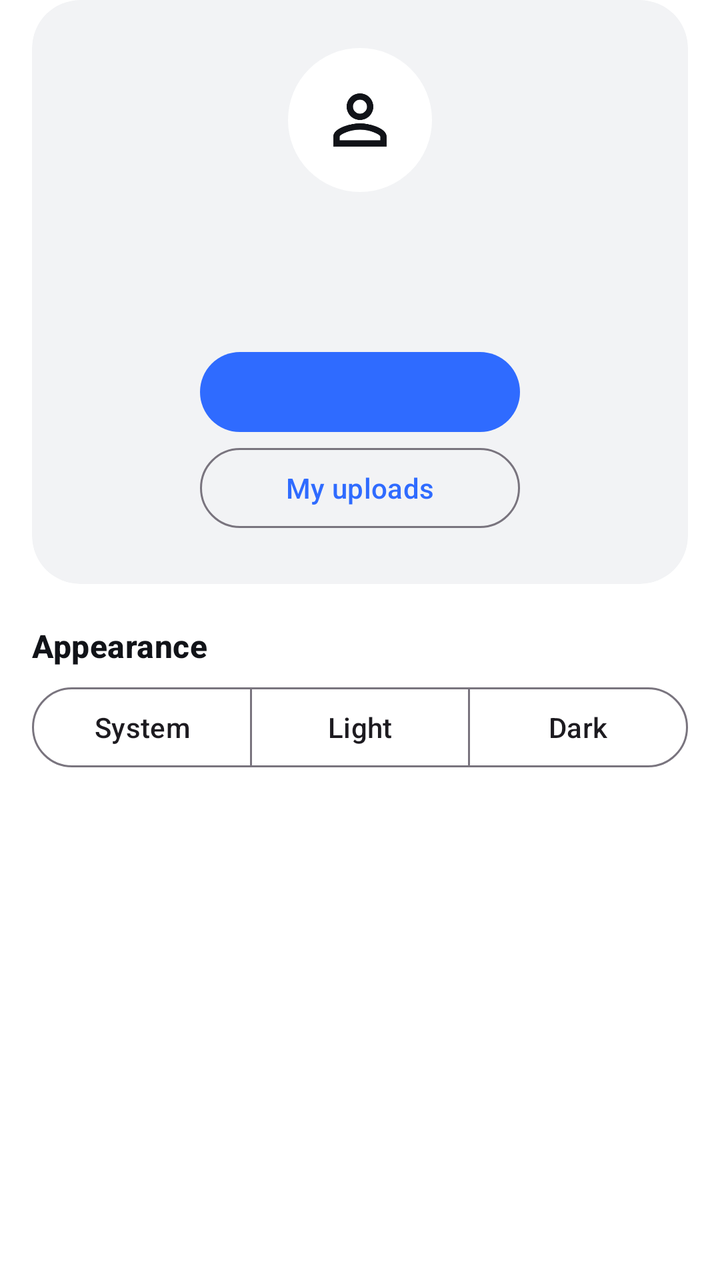
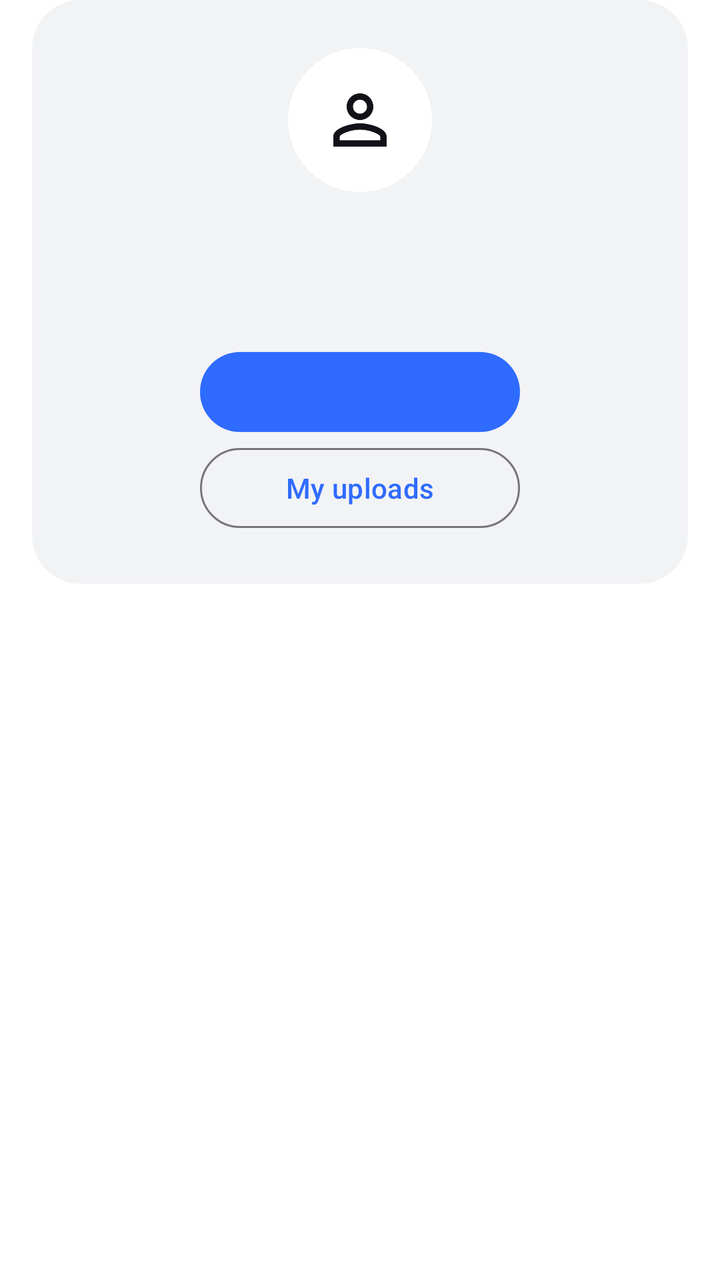

The first picture is an Android layout as it rendered before a commit; the second is the same layout after the commit. The layout source and the unified diff follow.
<!-- AndroidManifest.xml: application theme Theme.WallpaperCreator -->
<!-- res/layout/fragment_profile.xml -->
<?xml version="1.0" encoding="utf-8"?>
<androidx.core.widget.NestedScrollView xmlns:android="http://schemas.android.com/apk/res/android"
    xmlns:app="http://schemas.android.com/apk/res-auto"
    android:layout_width="match_parent"
    android:layout_height="match_parent">

    <LinearLayout
        android:layout_width="match_parent"
        android:layout_height="wrap_content"
        android:orientation="vertical"
        android:paddingHorizontal="16dp"
        android:paddingBottom="16dp">

        <com.google.android.material.card.MaterialCardView
            android:layout_width="match_parent"
            android:layout_height="wrap_content"
            app:cardBackgroundColor="@color/surface_muted"
            app:cardCornerRadius="24dp"
            app:cardElevation="0dp"
            app:strokeWidth="0dp">

            <LinearLayout
                android:layout_width="match_parent"
                android:layout_height="wrap_content"
                android:gravity="center_horizontal"
                android:orientation="vertical"
                android:padding="24dp">

                <ImageView
                    android:layout_width="72dp"
                    android:layout_height="72dp"
                    android:background="@drawable/bg_avatar"
                    android:contentDescription="@null"
                    android:padding="16dp"
                    android:src="@drawable/ic_person"
                    app:tint="@color/text_primary" />

                <TextView
                    android:id="@+id/name"
                    android:layout_width="wrap_content"
                    android:layout_height="wrap_content"
                    android:layout_marginTop="12dp"
                    android:textColor="@color/text_primary"
                    android:textSize="20sp"
                    android:textStyle="bold" />

                <TextView
                    android:id="@+id/subtitle"
                    android:layout_width="wrap_content"
                    android:layout_height="wrap_content"
                    android:layout_marginTop="2dp"
                    android:gravity="center"
                    android:textColor="@color/text_secondary"
                    android:textSize="14sp" />

                <com.google.android.material.button.MaterialButton
                    android:id="@+id/btnAccount"
                    android:layout_width="wrap_content"
                    android:layout_height="wrap_content"
                    android:layout_marginTop="16dp"
                    android:minWidth="160dp" />

                <com.google.android.material.button.MaterialButton
                    android:id="@+id/btnMyUploads"
                    style="@style/Widget.Material3.Button.OutlinedButton"
                    android:layout_width="wrap_content"
                    android:layout_height="wrap_content"
                    android:minWidth="160dp"
                    android:text="@string/my_uploads" />
            </LinearLayout>
        </com.google.android.material.card.MaterialCardView>

        <TextView
            style="@style/SectionHeader"
            android:text="@string/appearance"
            android:textColor="@color/text_primary" />

        <com.google.android.material.button.MaterialButtonToggleGroup
            android:id="@+id/appearance"
            android:layout_width="match_parent"
            android:layout_height="wrap_content"
            app:selectionRequired="true"
            app:singleSelection="true">

            <com.google.android.material.button.MaterialButton
                android:id="@+id/appearanceSystem"
                style="@style/Widget.Material3.Button.OutlinedButton"
                android:layout_width="0dp"
                android:layout_height="wrap_content"
                android:layout_weight="1"
                android:text="@string/appearance_system" />

            <com.google.android.material.button.MaterialButton
                android:id="@+id/appearanceLight"
                style="@style/Widget.Material3.Button.OutlinedButton"
                android:layout_width="0dp"
                android:layout_height="wrap_content"
                android:layout_weight="1"
                android:text="@string/appearance_light" />

            <com.google.android.material.button.MaterialButton
                android:id="@+id/appearanceDark"
                style="@style/Widget.Material3.Button.OutlinedButton"
                android:layout_width="0dp"
                android:layout_height="wrap_content"
                android:layout_weight="1"
                android:text="@string/appearance_dark" />
        </com.google.android.material.button.MaterialButtonToggleGroup>
    </LinearLayout>
</androidx.core.widget.NestedScrollView>
<!-- resources referenced by this layout -->
<resources>
  <color name="surface_muted">#F2F3F5</color>
  <color name="text_primary">#111318</color>
  <color name="text_secondary">#8A9099</color>
  <!-- drawable bg_avatar (drawable) -->
  <?xml version="1.0" encoding="utf-8"?>
  <shape xmlns:android="http://schemas.android.com/apk/res/android" android:shape="oval">
      <solid android:color="@color/surface" />
  </shape>
  <!-- drawable ic_person (drawable) -->
  <vector xmlns:android="http://schemas.android.com/apk/res/android"
      android:width="24dp"
      android:height="24dp"
      android:viewportWidth="24"
      android:viewportHeight="24">
      <path
          android:fillColor="#FF000000"
          android:pathData="M12,5.9c1.16,0 2.1,0.94 2.1,2.1s-0.94,2.1 -2.1,2.1S9.9,9.16 9.9,8s0.94,-2.1 2.1,-2.1m0,9c2.97,0 6.1,1.46 6.1,2.1v1.1L5.9,18.1L5.9,17c0,-0.64 3.13,-2.1 6.1,-2.1M12,4C9.79,4 8,5.79 8,8s1.79,4 4,4 4,-1.79 4,-4 -1.79,-4 -4,-4zM12,13c-2.67,0 -8,1.34 -8,4v3h16v-3c0,-2.66 -5.33,-4 -8,-4z" />
  </vector>
  <string name="appearance">Appearance</string>
  <string name="appearance_dark">Dark</string>
  <string name="appearance_light">Light</string>
  <string name="appearance_system">System</string>
  <string name="my_uploads">My uploads</string>
  <style name="SectionHeader">
          <item name="android:layout_width">match_parent</item>
          <item name="android:layout_height">wrap_content</item>
          <item name="android:layout_marginTop">20dp</item>
          <item name="android:layout_marginBottom">6dp</item>
          <item name="android:textAppearance">?attr/textAppearanceTitleMedium</item>
          <item name="android:textStyle">bold</item>
      </style>
  <style name="Theme.WallpaperCreator" parent="Theme.Material3.DayNight">
          <item name="colorPrimary">@color/brand_primary</item>
          <item name="colorOnPrimary">@android:color/white</item>
          <item name="colorPrimaryContainer">@color/brand_primary_soft</item>
          <item name="colorSecondaryContainer">@color/brand_primary_soft</item>
          <item name="colorOnSecondaryContainer">@color/brand_primary</item>
          <item name="colorSecondary">@color/brand_secondary</item>
          <item name="colorSurface">@color/surface</item>
          <item name="android:colorBackground">@color/surface</item>
          <item name="android:statusBarColor">@color/surface</item>
          <item name="android:windowLightStatusBar">@bool/light_system_bars</item>
          <item name="android:navigationBarColor">@color/surface</item>
          <item name="android:windowLightNavigationBar">@bool/light_system_bars</item>
      </style>
  <color name="surface">#FFFFFF</color>
  <color name="brand_primary">#2F6BFF</color>
  <color name="brand_primary_soft">#E8EFFF</color>
  <color name="brand_secondary">#8E44FF</color>
</resources>

<!-- the commit's change to res/layout/fragment_profile.xml (unified diff, before → after) -->
@@ -69,42 +69,5 @@
                     android:text="@string/my_uploads" />
             </LinearLayout>
         </com.google.android.material.card.MaterialCardView>
-
-        <TextView
-            style="@style/SectionHeader"
-            android:text="@string/appearance"
-            android:textColor="@color/text_primary" />
-
-        <com.google.android.material.button.MaterialButtonToggleGroup
-            android:id="@+id/appearance"
-            android:layout_width="match_parent"
-            android:layout_height="wrap_content"
-            app:selectionRequired="true"
-            app:singleSelection="true">
-
-            <com.google.android.material.button.MaterialButton
-                android:id="@+id/appearanceSystem"
-                style="@style/Widget.Material3.Button.OutlinedButton"
-                android:layout_width="0dp"
-                android:layout_height="wrap_content"
-                android:layout_weight="1"
-                android:text="@string/appearance_system" />
-
-            <com.google.android.material.button.MaterialButton
-                android:id="@+id/appearanceLight"
-                style="@style/Widget.Material3.Button.OutlinedButton"
-                android:layout_width="0dp"
-                android:layout_height="wrap_content"
-                android:layout_weight="1"
-                android:text="@string/appearance_light" />
-
-            <com.google.android.material.button.MaterialButton
-                android:id="@+id/appearanceDark"
-                style="@style/Widget.Material3.Button.OutlinedButton"
-                android:layout_width="0dp"
-                android:layout_height="wrap_content"
-                android:layout_weight="1"
-                android:text="@string/appearance_dark" />
-        </com.google.android.material.button.MaterialButtonToggleGroup>
     </LinearLayout>
 </androidx.core.widget.NestedScrollView>
<!-- resource entries referenced after the edit -->
@@ -18,19 +18,7 @@
           android:fillColor="#FF000000"
           android:pathData="M12,5.9c1.16,0 2.1,0.94 2.1,2.1s-0.94,2.1 -2.1,2.1S9.9,9.16 9.9,8s0.94,-2.1 2.1,-2.1m0,9c2.97,0 6.1,1.46 6.1,2.1v1.1L5.9,18.1L5.9,17c0,-0.64 3.13,-2.1 6.1,-2.1M12,4C9.79,4 8,5.79 8,8s1.79,4 4,4 4,-1.79 4,-4 -1.79,-4 -4,-4zM12,13c-2.67,0 -8,1.34 -8,4v3h16v-3c0,-2.66 -5.33,-4 -8,-4z" />
   </vector>
-  <string name="appearance">Appearance</string>
-  <string name="appearance_dark">Dark</string>
-  <string name="appearance_light">Light</string>
-  <string name="appearance_system">System</string>
   <string name="my_uploads">My uploads</string>
-  <style name="SectionHeader">
-          <item name="android:layout_width">match_parent</item>
-          <item name="android:layout_height">wrap_content</item>
-          <item name="android:layout_marginTop">20dp</item>
-          <item name="android:layout_marginBottom">6dp</item>
-          <item name="android:textAppearance">?attr/textAppearanceTitleMedium</item>
-          <item name="android:textStyle">bold</item>
-      </style>
   <style name="Theme.WallpaperCreator" parent="Theme.Material3.DayNight">
           <item name="colorPrimary">@color/brand_primary</item>
           <item name="colorOnPrimary">@android:color/white</item>
